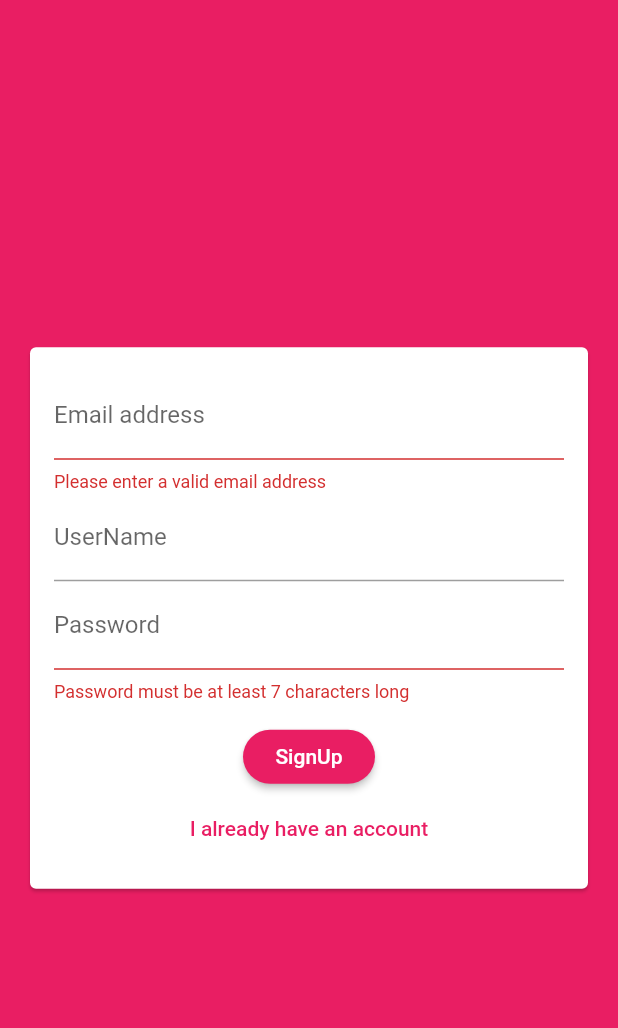
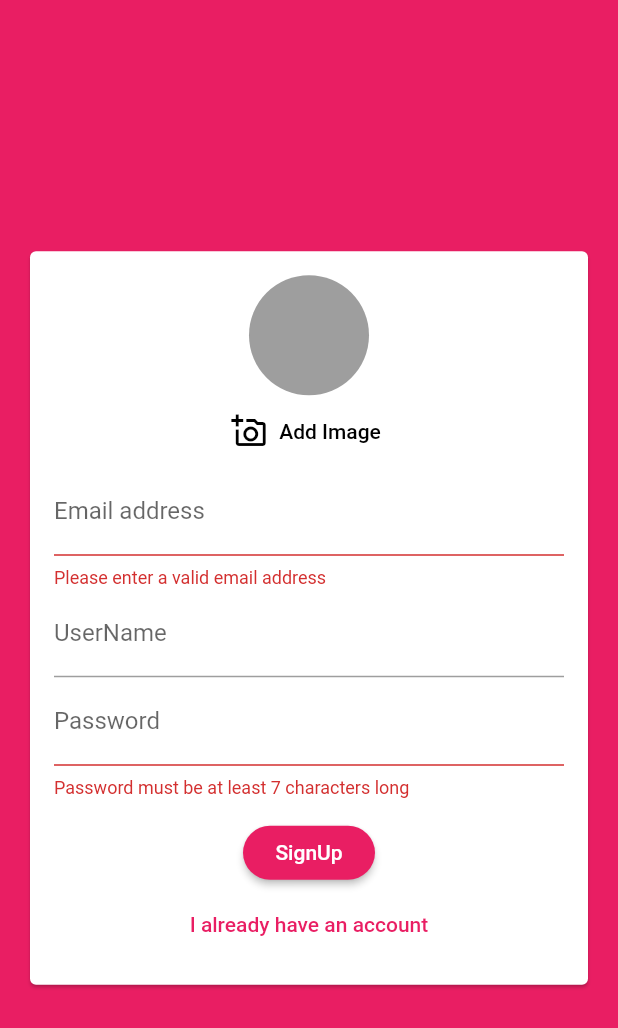
Before and after one commit to neptune0170/chatapp, a Flutter app: the screen it shows after launch, after a tap on "Login", after a tap on "Create new account", on a phone screen of 412 x 824 dp. Shown: the top 1028 px of the screen. Run offline on Flutter 3.47's test engine with Material 2 defaults, Android fonts, the phone set to English and light mode, and no system bars; our stand-ins replace cloud_firestore, firebase_auth, firebase_core, image_picker; accounts and stored records are empty.

Commit message:
v23 completed

```diff
--- a/lib/widgets/auth/auth_form.dart
+++ b/lib/widgets/auth/auth_form.dart
@@ -1,3 +1,4 @@
+import 'package:chatapp/widgets/pickers/user_image_picker.dart';
 import 'package:flutter/material.dart';
 
 class AuthForm extends StatefulWidget {
@@ -39,6 +40,7 @@ class _AuthFormState extends State<AuthForm> {
               child: Column(
                 mainAxisSize: MainAxisSize.min,
                 children: [
+                  if (!_isLogin) UserImagePicker(),
                   TextFormField(
                     key: ValueKey('email'),
                     validator: (value) {
--- /dev/null
+++ b/lib/widgets/pickers/user_image_picker.dart
@@ -0,0 +1,38 @@
+import 'dart:io';
+
+import 'package:flutter/material.dart';
+import 'package:image_picker/image_picker.dart';
+
+class UserImagePicker extends StatefulWidget {
+  @override
+  _UserImagePickerState createState() => _UserImagePickerState();
+}
+
+class _UserImagePickerState extends State<UserImagePicker> {
+  File _pickedImage;
+  void _pickImage() async {
+    final file = await ImagePicker().getImage(source: ImageSource.camera);
+    final File pickedImageFile = File(file.path);
+    setState(() {
+      _pickedImage = pickedImageFile;
+    });
+  }
+
+  @override
+  Widget build(BuildContext context) {
+    return Column(
+      children: [
+        CircleAvatar(
+          radius: 40,
+          backgroundColor: Colors.grey,
+          backgroundImage:
+              _pickedImage != null ? FileImage(_pickedImage) : null,
+        ),
+        FlatButton.icon(
+            onPressed: _pickImage,
+            icon: Icon(Icons.add_a_photo_outlined),
+            label: Text('Add Image')),
+      ],
+    );
+  }
+}
--- a/pubspec.yaml
+++ b/pubspec.yaml
@@ -26,7 +26,7 @@ dependencies:
   cloud_firestore: ^2.2.2
   firebase_core :
   firebase_auth: ^1.4.1
-
+  image_picker: ^0.8.1+2
 
   # The following adds the Cupertino Icons font to your application.
   # Use with the CupertinoIcons class for iOS style icons.
```
Also changed, not shown: pubspec.lock, 1 other file.
